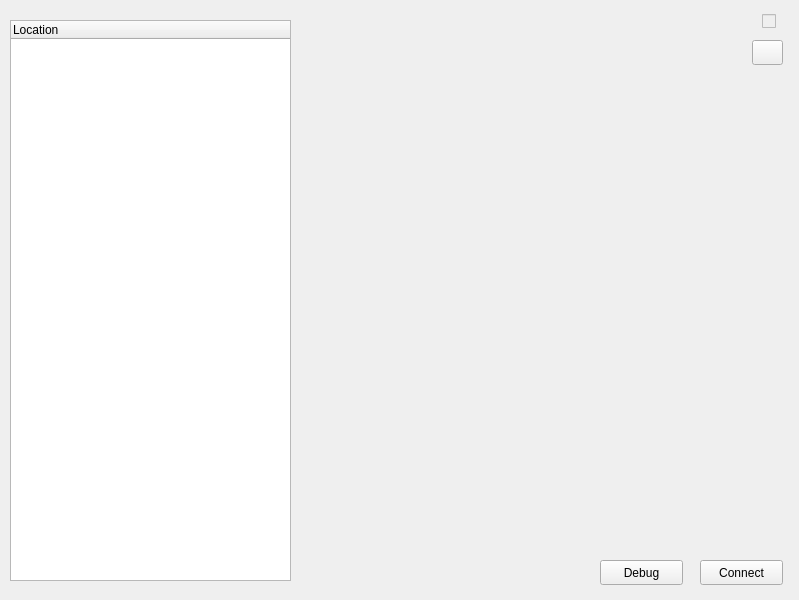
Qt form vizu/norsevpn.ui (bitSheriff/norsevpn) before a commit.
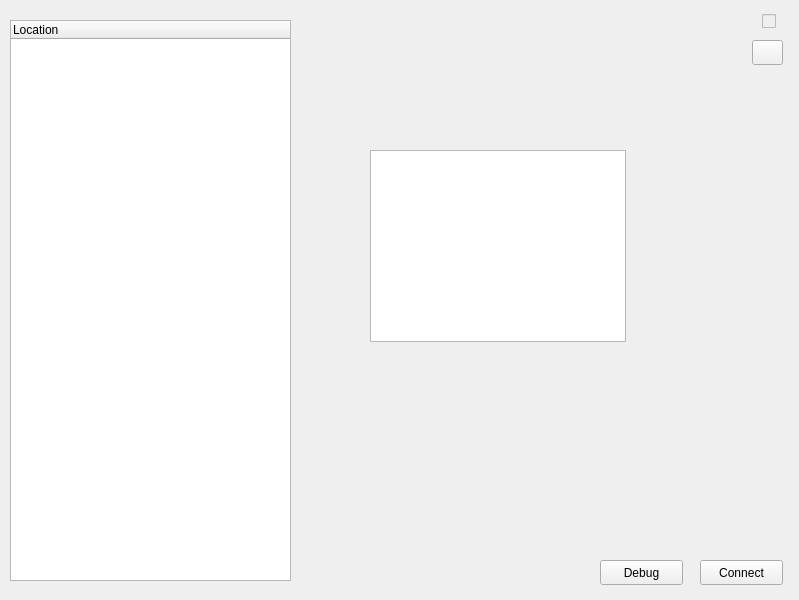
The same form after that commit. Icons and pictures are not drawn.

```diff
--- a/vizu/norsevpn.ui
+++ b/vizu/norsevpn.ui
@@ -113,6 +113,16 @@
      </property>
     </column>
    </widget>
+   <widget class="QTextBrowser" name="textBrowser">
+    <property name="geometry">
+     <rect>
+      <x>370</x>
+      <y>150</y>
+      <width>256</width>
+      <height>192</height>
+     </rect>
+    </property>
+   </widget>
   </widget>
  </widget>
  <resources/>
```
